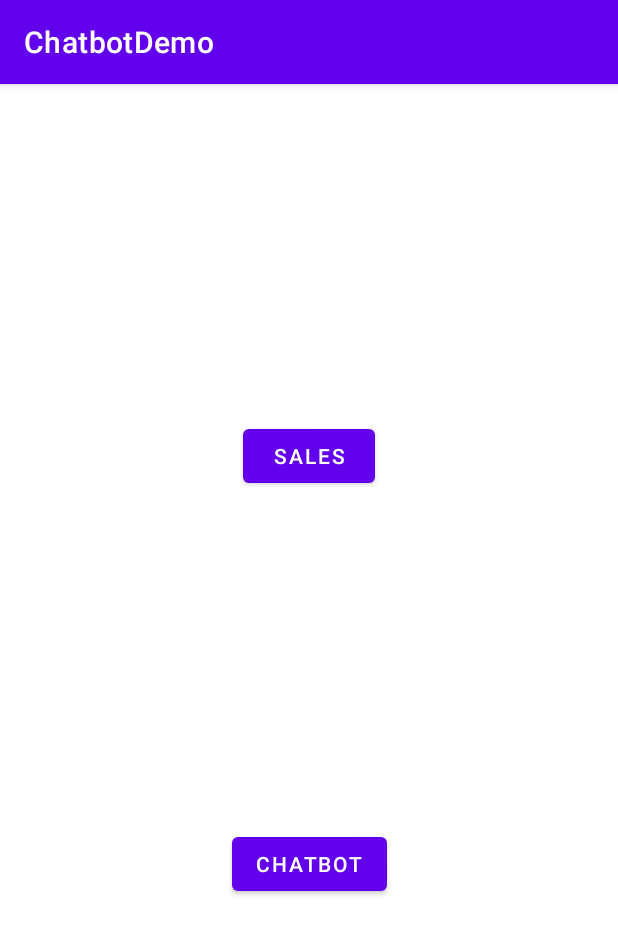
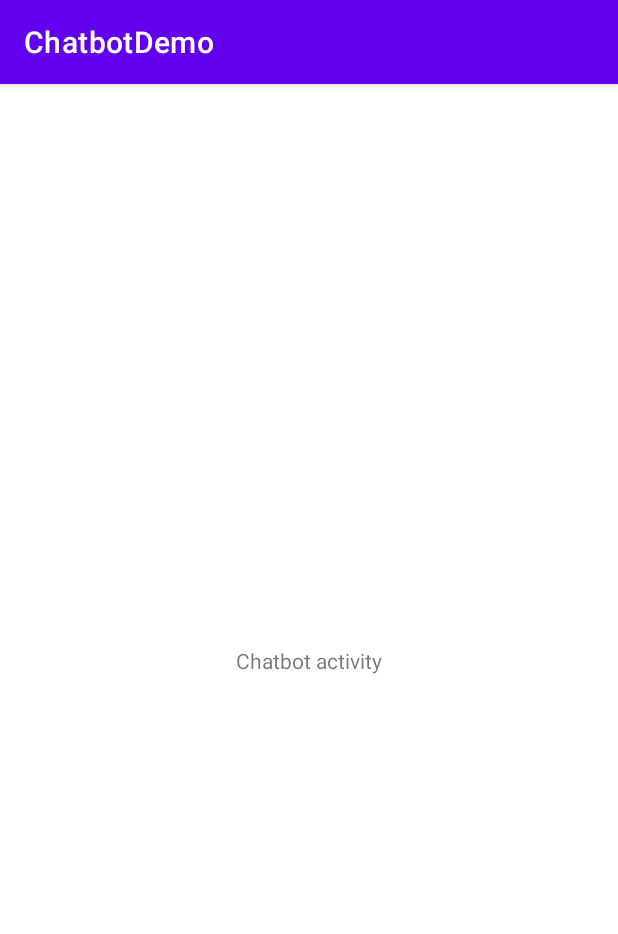
Before and after one commit to zavanton123/multi-module, an Android app: the screen it shows after launch (MainActivity before the commit, ChatbotActivity after it), after a tap on "CHATBOT", on a phone screen of 412 x 824 dp. Shown: the top 934 px of the screen. Run offline under Robolectric (Android 15) with nearby library versions, the phone set to English and light mode, and no system bars.

Commit message:
ChatbotActivity is added

```diff
--- a/app/src/main/AndroidManifest.xml
+++ b/app/src/main/AndroidManifest.xml
@@ -19,8 +19,8 @@
                 <category android:name="android.intent.category.LAUNCHER" />
             </intent-filter>
         </activity>
-        <activity android:name=".SalesActivity">
-        </activity>
+        <activity android:name=".SalesActivity"></activity>
+        <activity android:name=".ChatbotActivity" />
     </application>
 
 </manifest>
--- /dev/null
+++ b/app/src/main/java/ru/zavanton/chatbot/ChatbotActivity.kt
@@ -0,0 +1,23 @@
+package ru.zavanton.chatbot
+
+import android.content.Context
+import android.content.Intent
+import android.os.Bundle
+import androidx.appcompat.app.AppCompatActivity
+
+class ChatbotActivity : AppCompatActivity() {
+
+    companion object {
+        fun start(context: Context) {
+            Intent(context, ChatbotActivity::class.java)
+                .apply {
+                    context.startActivity(this)
+                }
+        }
+    }
+
+    override fun onCreate(savedInstanceState: Bundle?) {
+        super.onCreate(savedInstanceState)
+        setContentView(R.layout.a_chatbot)
+    }
+}
--- a/app/src/main/java/ru/zavanton/chatbot/MainActivity.kt
+++ b/app/src/main/java/ru/zavanton/chatbot/MainActivity.kt
@@ -7,7 +7,7 @@ import androidx.appcompat.app.AppCompatActivity
 class MainActivity : AppCompatActivity() {
     override fun onCreate(savedInstanceState: Bundle?) {
         super.onCreate(savedInstanceState)
-        setContentView(R.layout.activity_main)
+        setContentView(R.layout.a_main)
 
         val salesButton = findViewById<Button>(R.id.btnSales)
         val chatbotButton = findViewById<Button>(R.id.btnChatbot)
@@ -17,7 +17,7 @@ class MainActivity : AppCompatActivity() {
         }
 
         chatbotButton.setOnClickListener {
-
+            ChatbotActivity.start(this)
         }
     }
 }
--- /dev/null
+++ b/app/src/main/res/layout/a_chatbot.xml
@@ -0,0 +1,20 @@
+<?xml version="1.0" encoding="utf-8"?>
+<androidx.constraintlayout.widget.ConstraintLayout
+    xmlns:android="http://schemas.android.com/apk/res/android"
+    xmlns:app="http://schemas.android.com/apk/res-auto"
+    android:layout_width="match_parent"
+    android:layout_height="match_parent"
+    >
+
+    <TextView
+        android:id="@+id/tvChatbot"
+        android:layout_width="wrap_content"
+        android:layout_height="wrap_content"
+        android:text="Chatbot activity"
+        app:layout_constraintBottom_toBottomOf="parent"
+        app:layout_constraintEnd_toEndOf="parent"
+        app:layout_constraintStart_toStartOf="parent"
+        app:layout_constraintTop_toTopOf="parent"
+        />
+
+</androidx.constraintlayout.widget.ConstraintLayout>
```
Also changed, not shown: app/src/main/res/layout/a_main.xml (renamed from app/src/main/res/layout/activity_main.xml).
